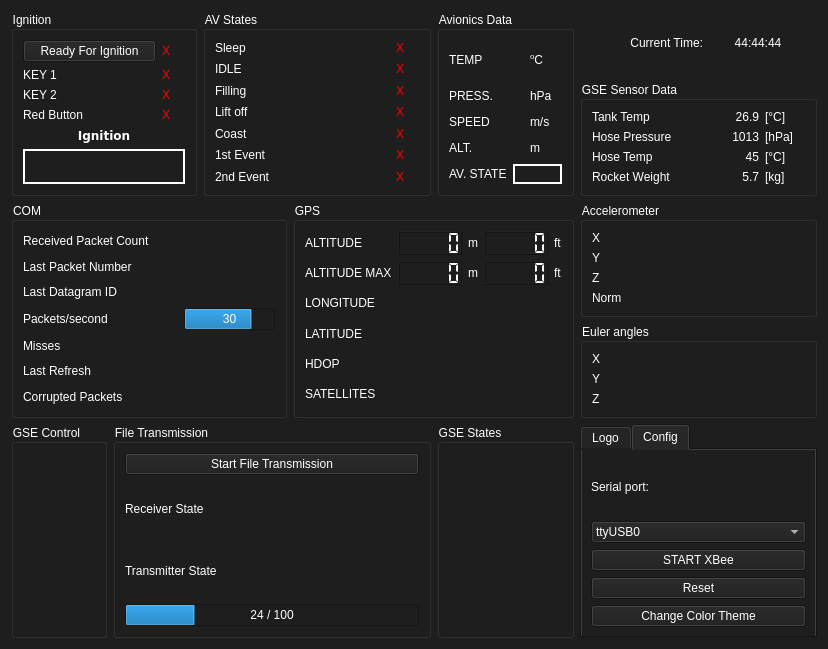
Above: UI/ui_file/press_alt.ui from MorgesHAB/ERT2020GS before the change. Below: the same form after it.
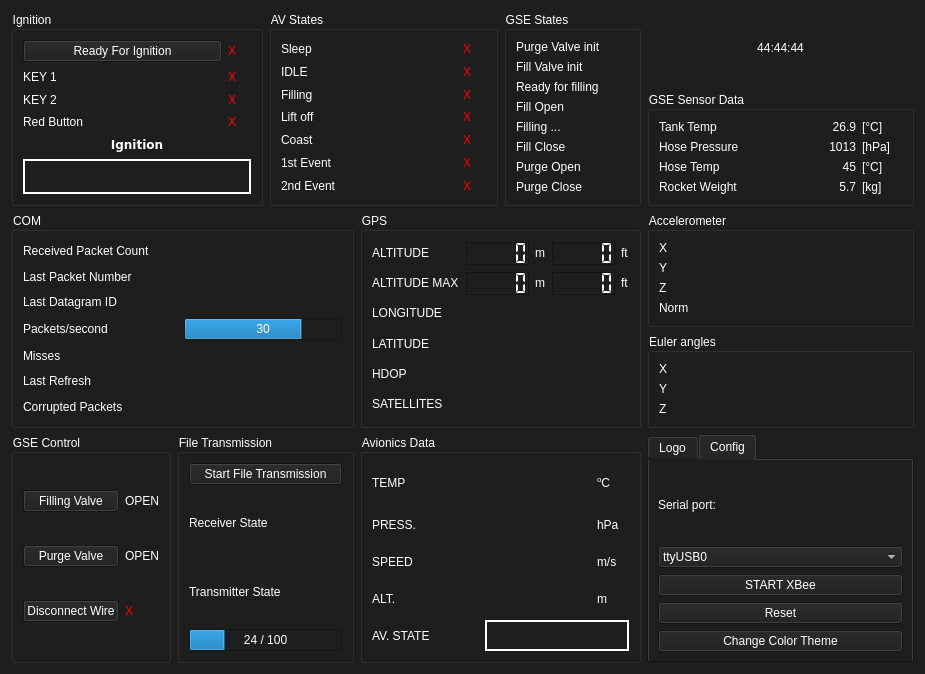
That is the form after the change. Icons and pictures are not drawn.

Commit message: Commented logger, improvements on GUI, time system improvements, utility functions.

Patch:
```diff
--- a/UI/ui_file/press_alt.ui
+++ b/UI/ui_file/press_alt.ui
@@ -6,8 +6,8 @@
    <rect>
     <x>0</x>
     <y>0</y>
-    <width>828</width>
-    <height>649</height>
+    <width>925</width>
+    <height>674</height>
    </rect>
   </property>
   <property name="minimumSize">
@@ -194,27 +194,20 @@
      </layout>
     </widget>
    </item>
-   <item row="5" column="0">
-    <widget class="QGroupBox" name="groupBox_2">
-     <property name="title">
-      <string>GSE Control</string>
-     </property>
-    </widget>
-   </item>
    <item row="0" column="5">
     <widget class="QWidget" name="upper_widget" native="true">
      <layout class="QGridLayout" name="gridLayout_5">
-      <item row="0" column="5">
+      <item row="0" column="4">
        <widget class="QLabel" name="time_panel">
         <property name="minimumSize">
          <size>
-          <width>70</width>
+          <width>0</width>
           <height>0</height>
          </size>
         </property>
         <property name="maximumSize">
          <size>
-          <width>60</width>
+          <width>999999</width>
           <height>16777215</height>
          </size>
         </property>
@@ -229,22 +222,6 @@
         </property>
        </widget>
       </item>
-      <item row="0" column="3">
-       <widget class="QLabel" name="current_time_label">
-        <property name="maximumSize">
-         <size>
-          <width>100</width>
-          <height>16777215</height>
-         </size>
-        </property>
-        <property name="text">
-         <string>Current Time:</string>
-        </property>
-        <property name="alignment">
-         <set>Qt::AlignRight|Qt::AlignTrailing|Qt::AlignVCenter</set>
-        </property>
-       </widget>
-      </item>
      </layout>
     </widget>
    </item>
@@ -620,13 +597,6 @@
      </layout>
     </widget>
    </item>
-   <item row="5" column="4">
-    <widget class="QGroupBox" name="groupBox_3">
-     <property name="title">
-      <string>GSE States</string>
-     </property>
-    </widget>
-   </item>
    <item row="2" column="3" rowspan="2" colspan="2">
     <widget class="QGroupBox" name="gps_box">
      <property name="minimumSize">
@@ -795,84 +765,6 @@
      </layout>
     </widget>
    </item>
-   <item row="5" column="1" colspan="3">
-    <widget class="QGroupBox" name="groupBox">
-     <property name="title">
-      <string>File Transmission</string>
-     </property>
-     <layout class="QGridLayout" name="gridLayout_9">
-      <item row="1" column="0">
-       <widget class="QLabel" name="receiver_state_label">
-        <property name="minimumSize">
-         <size>
-          <width>140</width>
-          <height>0</height>
-         </size>
-        </property>
-        <property name="maximumSize">
-         <size>
-          <width>212411</width>
-          <height>16777215</height>
-         </size>
-        </property>
-        <property name="text">
-         <string>Receiver State</string>
-        </property>
-       </widget>
-      </item>
-      <item row="2" column="0">
-       <widget class="QLabel" name="transmitter_state_label">
-        <property name="minimumSize">
-         <size>
-          <width>140</width>
-          <height>0</height>
-         </size>
-        </property>
-        <property name="maximumSize">
-         <size>
-          <width>1241251</width>
-          <height>16777215</height>
-         </size>
-        </property>
-        <property name="text">
-         <string>Transmitter State</string>
-        </property>
-       </widget>
-      </item>
-      <item row="2" column="1">
-       <widget class="QLabel" name="transmitter_state_panel">
-        <property name="text">
-         <string/>
-        </property>
-       </widget>
-      </item>
-      <item row="0" column="0" colspan="2">
-       <widget class="QPushButton" name="file_transmission_button">
-        <property name="text">
-         <string>Start File Transmission</string>
-        </property>
-       </widget>
-      </item>
-      <item row="1" column="1">
-       <widget class="QLabel" name="receiver_state_panel">
-        <property name="text">
-         <string/>
-        </property>
-       </widget>
-      </item>
-      <item row="3" column="0" colspan="2">
-       <widget class="QProgressBar" name="file_transmission_progress_bar">
-        <property name="value">
-         <number>24</number>
-        </property>
-        <property name="format">
-         <string>%v / %m</string>
-        </property>
-       </widget>
-      </item>
-     </layout>
-    </widget>
-   </item>
    <item row="0" column="2" rowspan="2" colspan="2">
     <widget class="QGroupBox" name="av_states_box">
      <property name="title">
@@ -1217,125 +1109,6 @@
      </layout>
     </widget>
    </item>
-   <item row="0" column="4" rowspan="2">
-    <widget class="QGroupBox" name="avionics_box">
-     <property name="title">
-      <string>Avionics Data</string>
-     </property>
-     <layout class="QGridLayout" name="gridLayout_8">
-      <item row="3" column="0">
-       <widget class="QLabel" name="altitude_label_telemetry">
-        <property name="text">
-         <string>ALT.</string>
-        </property>
-       </widget>
-      </item>
-      <item row="2" column="0">
-       <widget class="QLabel" name="speed_label">
-        <property name="text">
-         <string>SPEED</string>
-        </property>
-       </widget>
-      </item>
-      <item row="0" column="0">
-       <widget class="QLabel" name="temperature_label">
-        <property name="text">
-         <string>TEMP</string>
-        </property>
-       </widget>
-      </item>
-      <item row="0" column="1">
-       <widget class="QLabel" name="temperature_panel">
-        <property name="text">
-         <string/>
-        </property>
-       </widget>
-      </item>
-      <item row="1" column="1">
-       <widget class="QLabel" name="pressure_panel">
-        <property name="text">
-         <string/>
-        </property>
-       </widget>
-      </item>
-      <item row="2" column="1">
-       <widget class="QLabel" name="speed_panel">
-        <property name="text">
-         <string/>
-        </property>
-       </widget>
-      </item>
-      <item row="3" column="1">
-       <widget class="QLabel" name="altitude_panel_telemetry">
-        <property name="text">
-         <string/>
-        </property>
-       </widget>
-      </item>
-      <item row="1" column="2">
-       <widget class="QLabel" name="hpa_unit_label">
-        <property name="text">
-         <string>hPa</string>
-        </property>
-       </widget>
-      </item>
-      <item row="0" column="2">
-       <widget class="QLabel" name="celcius_label">
-        <property name="minimumSize">
-         <size>
-          <width>32</width>
-          <height>40</height>
-         </size>
-        </property>
-        <property name="text">
-         <string>&lt;html&gt;&lt;head/&gt;&lt;body&gt;&lt;p&gt;&lt;span style=&quot; vertical-align:super;&quot;&gt;o&lt;/span&gt;C&lt;/p&gt;&lt;/body&gt;&lt;/html&gt;</string>
-        </property>
-       </widget>
-      </item>
-      <item row="2" column="2">
-       <widget class="QLabel" name="m_s_unit_label">
-        <property name="text">
-         <string>m/s</string>
-        </property>
-       </widget>
-      </item>
-      <item row="4" column="0">
-       <widget class="QLabel" name="avionics_state_label">
-        <property name="text">
-         <string>AV. STATE</string>
-        </property>
-       </widget>
-      </item>
-      <item row="1" column="0">
-       <widget class="QLabel" name="pressure_label">
-        <property name="text">
-         <string>PRESS.</string>
-        </property>
-       </widget>
-      </item>
-      <item row="3" column="2">
-       <widget class="QLabel" name="m_unit_label_3">
-        <property name="text">
-         <string>m</string>
-        </property>
-       </widget>
-      </item>
-      <item row="4" column="1" colspan="2">
-       <widget class="QLabel" name="avionics_state_panel">
-        <property name="frameShape">
-         <enum>QFrame::WinPanel</enum>
-        </property>
-        <property name="text">
-         <string/>
-        </property>
-        <property name="alignment">
-         <set>Qt::AlignCenter</set>
-        </property>
-       </widget>
-      </item>
-     </layout>
-    </widget>
-   </item>
    <item row="5" column="5">
     <widget class="QTabWidget" name="tabWidget">
      <property name="maximumSize">
@@ -1439,6 +1212,364 @@
      </widget>
     </widget>
    </item>
+   <item row="5" column="0">
+    <widget class="QGroupBox" name="gse_control_box">
+     <property name="title">
+      <string>GSE Control</string>
+     </property>
+     <layout class="QGridLayout" name="gridLayout_14">
+      <item row="0" column="0">
+       <widget class="QPushButton" name="filling_valve_button">
+        <property name="text">
+         <string>Filling Valve</string>
+        </property>
+       </widget>
+      </item>
+      <item row="0" column="1">
+       <widget class="QLabel" name="filling_valve_panel">
+        <property name="styleSheet">
+         <string notr="true"/>
+        </property>
+        <property name="text">
+         <string>OPEN</string>
+        </property>
+       </widget>
+      </item>
+      <item row="1" column="0">
+       <widget class="QPushButton" name="purge_valve_button">
+        <property name="text">
+         <string>Purge Valve</string>
+        </property>
+       </widget>
+      </item>
+      <item row="1" column="1">
+       <widget class="QLabel" name="purge_valve_panel">
+        <property name="styleSheet">
+         <string notr="true"/>
+        </property>
+        <property name="text">
+         <string>OPEN</string>
+        </property>
+       </widget>
+      </item>
+      <item row="2" column="0">
+       <widget class="QPushButton" name="disconnect_wire_button">
+        <property name="text">
+         <string>Disconnect Wire</string>
+        </property>
+       </widget>
+      </item>
+      <item row="2" column="1">
+       <widget class="QLabel" name="disconnect_wire_ok">
+        <property name="minimumSize">
+         <size>
+          <width>23</width>
+          <height>0</height>
+         </size>
+        </property>
+        <property name="maximumSize">
+         <size>
+          <width>23</width>
+          <height>16777215</height>
+         </size>
+        </property>
+        <property name="styleSheet">
+         <string notr="true">color: rgb(255, 0, 0);</string>
+        </property>
+        <property name="text">
+         <string>X</string>
+        </property>
+       </widget>
+      </item>
+     </layout>
+    </widget>
+   </item>
+   <item row="0" column="4" rowspan="2">
+    <widget class="QGroupBox" name="gse_state_box">
+     <property name="title">
+      <string>GSE States</string>
+     </property>
+     <layout class="QGridLayout" name="gridLayout_15">
+      <item row="0" column="0">
+       <widget class="QLabel" name="purge_valve_init_label">
+        <property name="text">
+         <string>Purge Valve init</string>
+        </property>
+       </widget>
+      </item>
+      <item row="1" column="0">
+       <widget class="QLabel" name="fill_valve_init_label">
+        <property name="text">
+         <string>Fill Valve init</string>
+        </property>
+       </widget>
+      </item>
+      <item row="2" column="0">
+       <widget class="QLabel" name="ready_filling_label">
+        <property name="text">
+         <string>Ready for filling</string>
+        </property>
+       </widget>
+      </item>
+      <item row="3" column="0">
+       <widget class="QLabel" name="fill_open_label">
+        <property name="text">
+         <string>Fill Open</string>
+        </property>
+       </widget>
+      </item>
+      <item row="4" column="0">
+       <widget class="QLabel" name="filling_label_2">
+        <property name="text">
+         <string>Filling ...</string>
+        </property>
+       </widget>
+      </item>
+      <item row="5" column="0">
+       <widget class="QLabel" name="fill_close_label">
+        <property name="text">
+         <string>Fill Close</string>
+        </property>
+       </widget>
+      </item>
+      <item row="6" column="0">
+       <widget class="QLabel" name="purge_open_label">
+        <property name="text">
+         <string>Purge Open</string>
+        </property>
+       </widget>
+      </item>
+      <item row="7" column="0">
+       <widget class="QLabel" name="purge_close_label">
+        <property name="text">
+         <string>Purge Close</string>
+        </property>
+       </widget>
+      </item>
+     </layout>
+    </widget>
+   </item>
+   <item row="5" column="1" colspan="2">
+    <widget class="QGroupBox" name="groupBox">
+     <property name="title">
+      <string>File Transmission</string>
+     </property>
+     <layout class="QGridLayout" name="gridLayout_9">
+      <item row="1" column="0">
+       <widget class="QLabel" name="receiver_state_label">
+        <property name="minimumSize">
+         <size>
+          <width>140</width>
+          <height>0</height>
+         </size>
+        </property>
+        <property name="maximumSize">
+         <size>
+          <width>212411</width>
+          <height>16777215</height>
+         </size>
+        </property>
+        <property name="text">
+         <string>Receiver State</string>
+        </property>
+       </widget>
+      </item>
+      <item row="2" column="0">
+       <widget class="QLabel" name="transmitter_state_label">
+        <property name="minimumSize">
+         <size>
+          <width>140</width>
+          <height>0</height>
+         </size>
+        </property>
+        <property name="maximumSize">
+         <size>
+          <width>1241251</width>
+          <height>16777215</height>
+         </size>
+        </property>
+        <property name="text">
+         <string>Transmitter State</string>
+        </property>
+       </widget>
+      </item>
+      <item row="2" column="1">
+       <widget class="QLabel" name="transmitter_state_panel">
+        <property name="text">
+         <string/>
+        </property>
+       </widget>
+      </item>
+      <item row="0" column="0" colspan="2">
+       <widget class="QPushButton" name="file_transmission_button">
+        <property name="text">
+         <string>Start File Transmission</string>
+        </property>
+       </widget>
+      </item>
+      <item row="1" column="1">
+       <widget class="QLabel" name="receiver_state_panel">
+        <property name="text">
+         <string/>
+        </property>
+       </widget>
+      </item>
+      <item row="3" column="0" colspan="2">
+       <widget class="QProgressBar" name="file_transmission_progress_bar">
+        <property name="value">
+         <number>24</number>
+        </property>
+        <property name="format">
+         <string>%v / %m</string>
+        </property>
+       </widget>
+      </item>
+     </layout>
+    </widget>
+   </item>
+   <item row="5" column="3" colspan="2">
+    <widget class="QGroupBox" name="avionics_box">
+     <property name="title">
+      <string>Avionics Data</string>
+     </property>
+     <layout class="QGridLayout" name="gridLayout_8">
+      <item row="3" column="0">
+       <widget class="QLabel" name="altitude_label_telemetry">
+        <property name="text">
+         <string>ALT.</string>
+        </property>
+       </widget>
+      </item>
+      <item row="2" column="0">
+       <widget class="QLabel" name="speed_label">
+        <property name="text">
+         <string>SPEED</string>
+        </property>
+       </widget>
+      </item>
+      <item row="0" column="0">
+       <widget class="QLabel" name="temperature_label">
+        <property name="text">
+         <string>TEMP</string>
+        </property>
+       </widget>
+      </item>
+      <item row="0" column="1">
+       <widget class="QLabel" name="temperature_panel">
+        <property name="text">
+         <string/>
+        </property>
+       </widget>
+      </item>
+      <item row="1" column="1">
+       <widget class="QLabel" name="pressure_panel">
+        <property name="text">
+         <string/>
+        </property>
+       </widget>
+      </item>
+      <item row="2" column="1">
+       <widget class="QLabel" name="speed_panel">
+        <property name="text">
+         <string/>
+        </property>
+       </widget>
+      </item>
+      <item row="3" column="1">
+       <widget class="QLabel" name="altitude_panel_telemetry">
+        <property name="text">
+         <string/>
+        </property>
+       </widget>
+      </item>
+      <item row="1" column="2">
+       <widget class="QLabel" name="hpa_unit_label">
+        <property name="maximumSize">
+         <size>
+          <width>30</width>
+          <height>16777215</height>
+         </size>
+        </property>
+        <property name="text">
+         <string>hPa</string>
+        </property>
+       </widget>
+      </item>
+      <item row="0" column="2">
+       <widget class="QLabel" name="celcius_label">
+        <property name="minimumSize">
+         <size>
+          <width>32</width>
+          <height>40</height>
+         </size>
+        </property>
+        <property name="maximumSize">
+         <size>
+          <width>30</width>
+          <height>16777215</height>
+         </size>
+        </property>
+        <property name="text">
+         <string>&lt;html&gt;&lt;head/&gt;&lt;body&gt;&lt;p&gt;&lt;span style=&quot; vertical-align:super;&quot;&gt;o&lt;/span&gt;C&lt;/p&gt;&lt;/body&gt;&lt;/html&gt;</string>
+        </property>
+       </widget>
+      </item>
+      <item row="2" column="2">
+       <widget class="QLabel" name="m_s_unit_label">
+        <property name="maximumSize">
+         <size>
+          <width>30</width>
+          <height>16777215</height>
+         </size>
+        </property>
+        <property name="text">
+         <string>m/s</string>
+        </property>
+       </widget>
+      </item>
+      <item row="4" column="0">
+       <widget class="QLabel" name="avionics_state_label">
+        <property name="text">
+         <string>AV. STATE</string>
+        </property>
+       </widget>
+      </item>
+      <item row="1" column="0">
+       <widget class="QLabel" name="pressure_label">
+        <property name="text">
+         <string>PRESS.</string>
+        </property>
+       </widget>
+      </item>
+      <item row="3" column="2">
+       <widget class="QLabel" name="m_unit_label_3">
+        <property name="maximumSize">
+         <size>
+          <width>30</width>
+          <height>16777215</height>
+         </size>
+        </property>
+        <property name="text">
+         <string>m</string>
+        </property>
+       </widget>
+      </item>
+      <item row="4" column="1" colspan="2">
+       <widget class="QLabel" name="avionics_state_panel">
+        <property name="frameShape">
+         <enum>QFrame::WinPanel</enum>
+        </property>
+        <property name="text">
+         <string/>
+        </property>
+        <property name="alignment">
+         <set>Qt::AlignCenter</set>
+        </property>
+       </widget>
+      </item>
+     </layout>
+    </widget>
+   </item>
   </layout>
  </widget>
  <resources>
```
Left out of the diff: 2 changed lines with no effect on the pictures. The commit also changes 10 other files.
